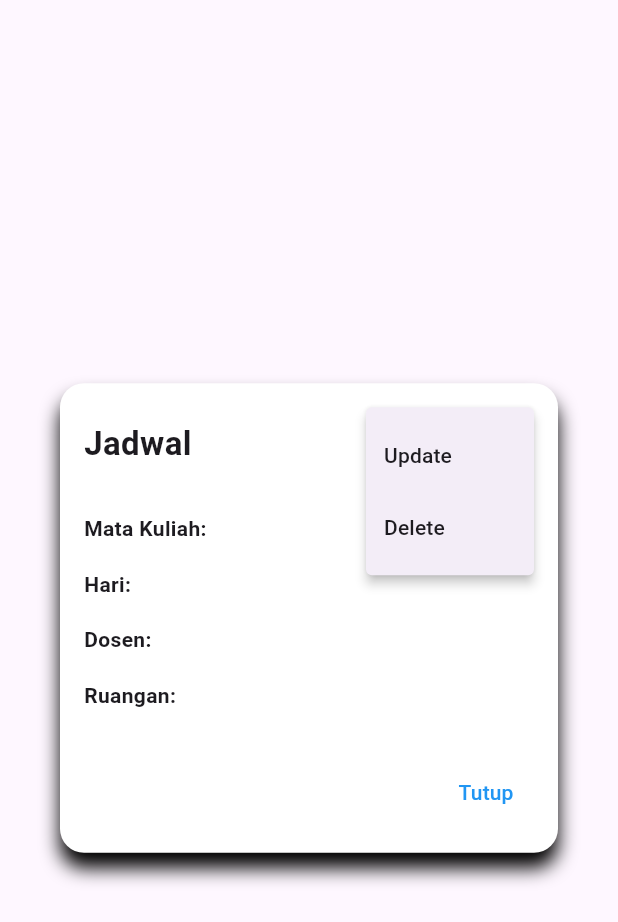
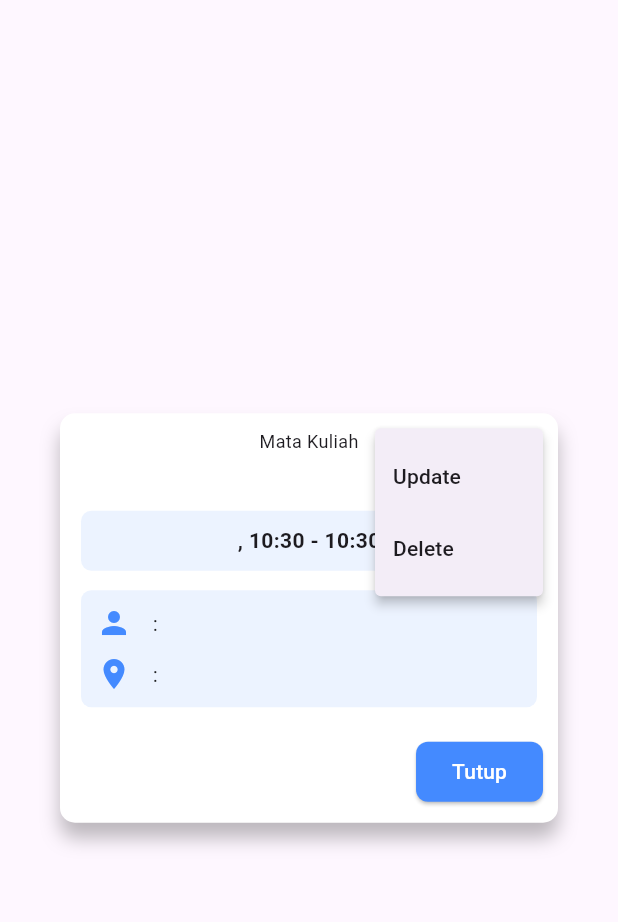
Before and after one commit to mdifal/KuliahKu-FE, a Flutter app: the DetailSchedule widget shown alone on an empty page, opened directly with empty values, after a tap on the "more vert" icon, on a phone screen of 412 x 824 dp. Shown: the top 922 px of the screen. Run offline on Flutter 3.47's test engine with Material 3 defaults, Android fonts, the phone set to English and light mode, and no system bars; our stand-ins replace dropdown_button2, file_picker, flutter_svg, image_picker, shared_preferences, socket_io_client and 3 more; missing offline and left inert: jwt_decode, passwordfield, time_picker_spinner; accounts and stored records are empty; network calls fail.

Commit message:
update detail task dan schedule

```diff
--- a/lib/ui/views/detail_plan.dart
+++ b/lib/ui/views/detail_plan.dart
@@ -23,8 +23,7 @@ class _DetailPlanPageState extends State<DetailPlanPage> {
   late String id = '';
   late String title = '';
   late String type = '';
-  late String subjectId = '';
-  late String semesterId = '';
+  late String subject = '';
   late DateTime dateTimeReminder = DateTime.now();
   late DateTime dateTimeDeadline = DateTime.now();
   late String notes = '';
@@ -38,7 +37,6 @@ class _DetailPlanPageState extends State<DetailPlanPage> {
 
   Future<void> _fetchData() async {
     var url = 'http://$ipUrl:8001/users/$email/rencanaMandiri/${widget.idTask}';
-    print(url);
     try {
       var response = await http.get(
         Uri.parse(url),
@@ -50,15 +48,13 @@ class _DetailPlanPageState extends State<DetailPlanPage> {
 
       if (response.statusCode == 200) {
         Map<String, dynamic> jsonResponse = jsonDecode(response.body);
-        String statusCode = jsonResponse['statusCode'];
-
+        print('detail $jsonResponse');
         setState(() {
           Map<String, dynamic> data = jsonResponse['data'];
           id = data['id'];
           title = data['title'];
           type = data['type'];
-          subjectId = data['subjectId'];
-          semesterId = data['semesterId'];
+          subject = data['subject'];
           dateTimeReminder = DateTime.parse(data['dateTimeReminder']);
           dateTimeDeadline = DateTime.parse(data['dateTimeDeadline']);
           notes = data['notes'];
@@ -153,11 +149,8 @@ class _DetailPlanPageState extends State<DetailPlanPage> {
       body: ListView(
         padding: EdgeInsets.all(16),
         children: [
-          _buildDetailItem('ID', id),
-          _buildDetailItem('Title', title),
           _buildDetailItem('Type', type),
-          _buildDetailItem('Subject ID', subjectId),
-          _buildDetailItem('Semester ID', semesterId),
+          _buildDetailItem('Subject', subject),
           _buildDetailItem('Reminder', dateTimeReminder.toString()),
           _buildDetailItem('Deadline', dateTimeDeadline.toString()),
           _buildDetailItem('Notes', notes),
--- a/lib/ui/widgets/detail_schedule.dart
+++ b/lib/ui/widgets/detail_schedule.dart
@@ -1,9 +1,11 @@
 import 'dart:convert';
 import 'package:flutter/material.dart';
+import 'package:intl/intl.dart';
 import 'package:kuliahku/ui/shared/global.dart';
+import 'package:kuliahku/ui/shared/style.dart';
 import 'package:kuliahku/ui/views/edit_schedule.dart';
+import 'package:http/http.dart' as http;
 import 'package:kuliahku/ui/widgets/calender/schedule.dart';
-import 'package:http/http.dart' as http;
 import 'package:kuliahku/ui/widgets/calender_schedule.dart';
 
 class DetailSchedule extends StatefulWidget {
@@ -44,7 +46,6 @@ class _DetailScheduleState extends State<DetailSchedule> {
             context: context,
             builder: (BuildContext context) {
               return AlertDialog(
-                title: Text('Jadwal', style: TextStyle(fontWeight: FontWeight.bold)),
                 content: Text(message),
                 actions: [
                   TextButton(
@@ -61,7 +62,6 @@ class _DetailScheduleState extends State<DetailSchedule> {
             context: context,
             builder: (BuildContext context) {
               return AlertDialog(
-                title: Text('Hapus Jadwal Gagal'),
                 content:
                     Text('Request failed with status: ${response.statusCode}'),
                 actions: [
@@ -86,7 +86,7 @@ class _DetailScheduleState extends State<DetailSchedule> {
 
     return Dialog(
       shape: RoundedRectangleBorder(
-        borderRadius: BorderRadius.circular(16),
+        borderRadius: BorderRadius.circular(10),
       ),
       elevation: 0,
       backgroundColor: Colors.transparent,
@@ -94,18 +94,19 @@ class _DetailScheduleState extends State<DetailSchedule> {
     );
   }
 
-  contentBox(context, Meeting meeting) {
-    return Stack(
-      children: <Widget>[
-        Container(
-          padding: EdgeInsets.all(16),
+  Widget contentBox(context, Meeting meeting) {
+    final DateFormat timeFormat = DateFormat('HH:mm');
+    final String startTime = timeFormat.format(meeting.from);
+    final String endTime = timeFormat.format(meeting.to);
+    return Container(
+      padding: EdgeInsets.all(10),
       decoration: BoxDecoration(
         shape: BoxShape.rectangle,
         color: Colors.white,
-            borderRadius: BorderRadius.circular(16),
+        borderRadius: BorderRadius.circular(10),
         boxShadow: [
           BoxShadow(
-                color: Colors.black,
+            color: Colors.black26,
             offset: Offset(0, 10),
             blurRadius: 10,
           ),
@@ -114,12 +115,78 @@ class _DetailScheduleState extends State<DetailSchedule> {
       child: Column(
         mainAxisSize: MainAxisSize.min,
         children: <Widget>[
-              Row(
-        mainAxisAlignment: MainAxisAlignment.spaceBetween,
+          Stack(
             children: [
-          Text('Jadwal', style: TextStyle(fontSize: 22, fontWeight: FontWeight.bold)),
-          PopupMenuButton<String>(
-            itemBuilder: (BuildContext context) => <PopupMenuEntry<String>>[
+              Align(
+                alignment: Alignment.center,
+                child: Column(
+                  children: [
+                    Center(
+                      child: Column(
+                        children: [
+                          Text('Mata Kuliah',
+                              style: TextStyle( fontSize: 12)),
+                          Text(meeting.eventName.toUpperCase(),
+                              style: TextStyle(fontSize: 20, color: mainColor,
+                                  fontWeight: FontWeight.bold,)),
+                        ],
+                      ),
+                    ),
+                    SizedBox(height: 5),
+                    Card(
+                      color: Colors.blueAccent.withOpacity(0.1),
+                      elevation: 0,
+                      shape: RoundedRectangleBorder(
+                        borderRadius: BorderRadius.circular(7),
+                      ),
+                      child: Padding(
+                        padding: EdgeInsets.all(10),
+                        child: Column(
+                          crossAxisAlignment: CrossAxisAlignment.start,
+                          children: [
+                            Center(
+                              child: Text(
+                                meeting.day +
+                                    ", " +
+                                    '${startTime} - ${endTime}',
+                                style: TextStyle(fontWeight: FontWeight.bold),
+                              ),
+                            ),
+
+                          ],
+                        ),
+                      ),
+                    ),
+                    SizedBox(height: 5),
+                    Card(
+                      color: Colors.blueAccent.withOpacity(0.1),
+                      elevation: 0,
+                      shape: RoundedRectangleBorder(
+                        borderRadius: BorderRadius.circular(7),
+                      ),
+                      child: Padding(
+                        padding: EdgeInsets.all(10),
+                        child: Column(
+                          crossAxisAlignment: CrossAxisAlignment.start,
+                          children: [
+                             _buildDetailRow(
+                                    Icons.person, 'Dosen', meeting.dosen),
+                                    SizedBox(height: 10),
+                                _buildDetailRow(
+                                    Icons.room, 'Ruangan', meeting.ruangan),
+
+                          ],
+                        ),
+                      ),
+                    ),
+                  ],
+                ),
+              ),
+              Positioned(
+                right: 0,
+                child: PopupMenuButton<String>(
+                  itemBuilder: (BuildContext context) =>
+                      <PopupMenuEntry<String>>[
                     const PopupMenuItem<String>(
                       value: 'update',
                       child: Text('Update'),
@@ -134,7 +201,6 @@ class _DetailScheduleState extends State<DetailSchedule> {
                       case 'update':
                         Navigator.of(context).pop();
                         updateSchedule(meeting.id);
-
                         break;
                       case 'delete':
                         Navigator.of(context).pop();
@@ -143,48 +209,45 @@ class _DetailScheduleState extends State<DetailSchedule> {
                         break;
                     }
                   },
-            icon: Icon(Icons.more_vert), // Ikon titik tiga
-          ),
-        ],
-      ),
-
-              SizedBox(height: 15),
-              _buildDetailRow('Mata Kuliah', meeting.eventName),
-              _buildDetailRow('Hari', meeting.day),
-              _buildDetailRow('Dosen', meeting.dosen),
-              _buildDetailRow('Ruangan', meeting.ruangan),
-              SizedBox(height: 22),
-              Align(
-                alignment: Alignment.bottomRight,
-                child: TextButton(
-                  onPressed: () {
-                    Navigator.of(context).pop();
-                  },
-                  child: Text('Tutup', style: TextStyle(color: Colors.blue)),
+                  icon: Icon(Icons.more_vert, color: Colors.grey),
                 ),
               ),
             ],
           ),
+          SizedBox(height: 15),
+          Align(
+            alignment: Alignment.bottomRight,
+            child: ElevatedButton(
+              onPressed: () {
+                Navigator.of(context).pop();
+              },
+              style: ElevatedButton.styleFrom(
+                backgroundColor: Colors.blueAccent,
+                shape: RoundedRectangleBorder(
+                  borderRadius: BorderRadius.circular(8),
                 ),
-      ],
-    );
-  }
-
-  Widget _buildDetailRow(String label, String value) {
-    return Padding(
-      padding: const EdgeInsets.symmetric(vertical: 8.0),
-      child: Row(
-        crossAxisAlignment: CrossAxisAlignment.start,
-        children: [
-          Text(
-            '$label: ',
-            style: TextStyle(fontWeight: FontWeight.bold),
               ),
-          Expanded(
-            child: Text(value),
+              child: Text(
+                'Tutup',
+                style: TextStyle(color: Colors.white),
+              ),
+            ),
           ),
         ],
       ),
     );
   }
+
+  Widget _buildDetailRow(IconData icon, String label, String value) {
+    return Row(
+      children: [
+        Icon(icon, color: Colors.blueAccent),
+        SizedBox(width: 10),
+       Text(
+              " :   " + value,
+              style: TextStyle(color: Colors.black87, ),
+            ),
+      ],
+    );
   }
+}
```
Lines whose indentation alone changed are shown as unchanged.
